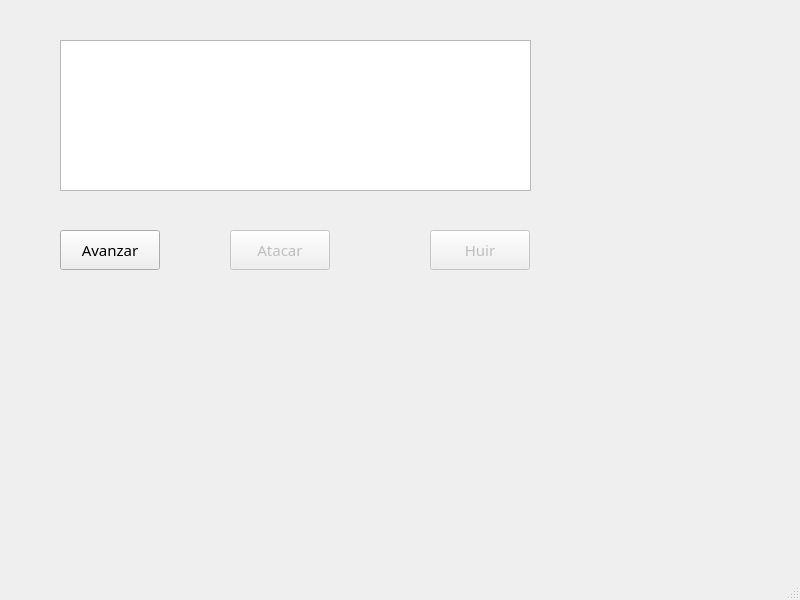
Before: the Qt Designer form mainwindow.ui in alejandrolri/informatica_avanzada, drawn with Qt 5.
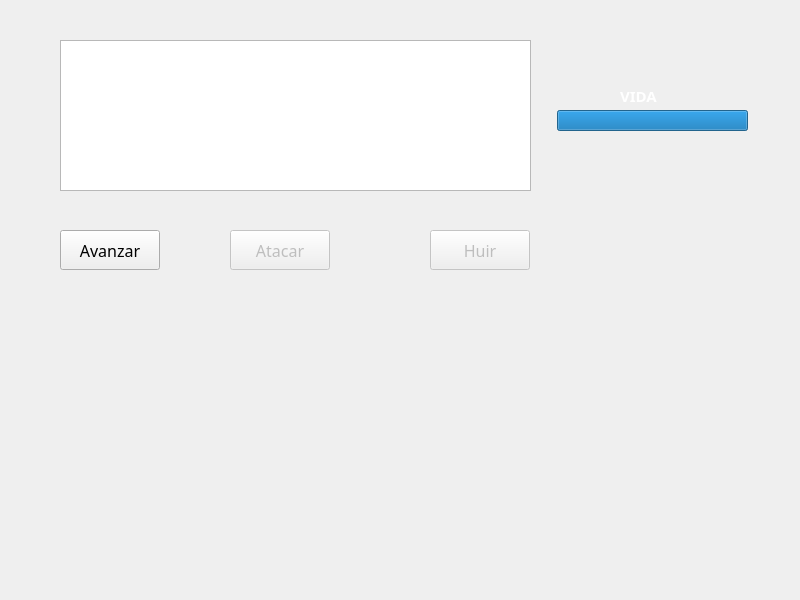
After: the same form once the commit is applied. Icons and pictures are not drawn.

```diff
--- a/mainwindow.ui
+++ b/mainwindow.ui
@@ -33,6 +33,12 @@
       <height>40</height>
      </rect>
     </property>
+    <property name="font">
+     <font>
+      <family>Baskerville Old Face</family>
+      <pointsize>12</pointsize>
+     </font>
+    </property>
     <property name="text">
      <string>Avanzar</string>
     </property>
@@ -49,6 +55,12 @@
       <height>40</height>
      </rect>
     </property>
+    <property name="font">
+     <font>
+      <family>Baskerville Old Face</family>
+      <pointsize>12</pointsize>
+     </font>
+    </property>
     <property name="text">
      <string>Atacar</string>
     </property>
@@ -65,6 +77,12 @@
       <height>40</height>
      </rect>
     </property>
+    <property name="font">
+     <font>
+      <family>Baskerville Old Face</family>
+      <pointsize>12</pointsize>
+     </font>
+    </property>
     <property name="text">
      <string>Huir</string>
     </property>
@@ -111,6 +129,138 @@
      </font>
     </property>
    </widget>
+   <widget class="QLabel" name="label">
+    <property name="geometry">
+     <rect>
+      <x>620</x>
+      <y>70</y>
+      <width>61</width>
+      <height>51</height>
+     </rect>
+    </property>
+    <property name="palette">
+     <palette>
+      <active>
+       <colorrole role="WindowText">
+        <brush brushstyle="SolidPattern">
+         <color alpha="255">
+          <red>255</red>
+          <green>255</green>
+          <blue>255</blue>
+         </color>
+        </brush>
+       </colorrole>
+       <colorrole role="Text">
+        <brush brushstyle="SolidPattern">
+         <color alpha="255">
+          <red>255</red>
+          <green>255</green>
+          <blue>255</blue>
+         </color>
+        </brush>
+       </colorrole>
+       <colorrole role="PlaceholderText">
+        <brush brushstyle="SolidPattern">
+         <color alpha="128">
+          <red>255</red>
+          <green>255</green>
+          <blue>255</blue>
+         </color>
+        </brush>
+       </colorrole>
+      </active>
+      <inactive>
+       <colorrole role="WindowText">
+        <brush brushstyle="SolidPattern">
+         <color alpha="255">
+          <red>255</red>
+          <green>255</green>
+          <blue>255</blue>
+         </color>
+        </brush>
+       </colorrole>
+       <colorrole role="Text">
+        <brush brushstyle="SolidPattern">
+         <color alpha="255">
+          <red>255</red>
+          <green>255</green>
+          <blue>255</blue>
+         </color>
+        </brush>
+       </colorrole>
+       <colorrole role="PlaceholderText">
+        <brush brushstyle="SolidPattern">
+         <color alpha="128">
+          <red>255</red>
+          <green>255</green>
+          <blue>255</blue>
+         </color>
+        </brush>
+       </colorrole>
+      </inactive>
+      <disabled>
+       <colorrole role="WindowText">
+        <brush brushstyle="SolidPattern">
+         <color alpha="255">
+          <red>120</red>
+          <green>120</green>
+          <blue>120</blue>
+         </color>
+        </brush>
+       </colorrole>
+       <colorrole role="Text">
+        <brush brushstyle="SolidPattern">
+         <color alpha="255">
+          <red>120</red>
+          <green>120</green>
+          <blue>120</blue>
+         </color>
+        </brush>
+       </colorrole>
+       <colorrole role="PlaceholderText">
+        <brush brushstyle="SolidPattern">
+         <color alpha="128">
+          <red>0</red>
+          <green>0</green>
+          <blue>0</blue>
+         </color>
+        </brush>
+       </colorrole>
+      </disabled>
+     </palette>
+    </property>
+    <property name="font">
+     <font>
+      <family>Baskerville Old Face</family>
+      <pointsize>11</pointsize>
+      <weight>75</weight>
+      <bold>true</bold>
+      <stylestrategy>PreferAntialias</stylestrategy>
+     </font>
+    </property>
+    <property name="text">
+     <string>VIDA</string>
+    </property>
+   </widget>
+   <widget class="QProgressBar" name="progressBar">
+    <property name="geometry">
+     <rect>
+      <x>557</x>
+      <y>110</y>
+      <width>191</width>
+      <height>21</height>
+     </rect>
+    </property>
+    <property name="value">
+     <number>100</number>
+    </property>
+    <property name="textVisible">
+     <bool>false</bool>
+    </property>
+    <property name="format">
+     <string>%p%</string>
+    </property>
+   </widget>
   </widget>
   <widget class="QMenuBar" name="menubar">
    <property name="geometry">
@@ -122,7 +272,6 @@
     </rect>
    </property>
   </widget>
-  <widget class="QStatusBar" name="statusbar"/>
  </widget>
  <resources>
   <include location="fondo.qrc"/>
```
Left out of the diff: 4 changed lines with no effect on the pictures.
